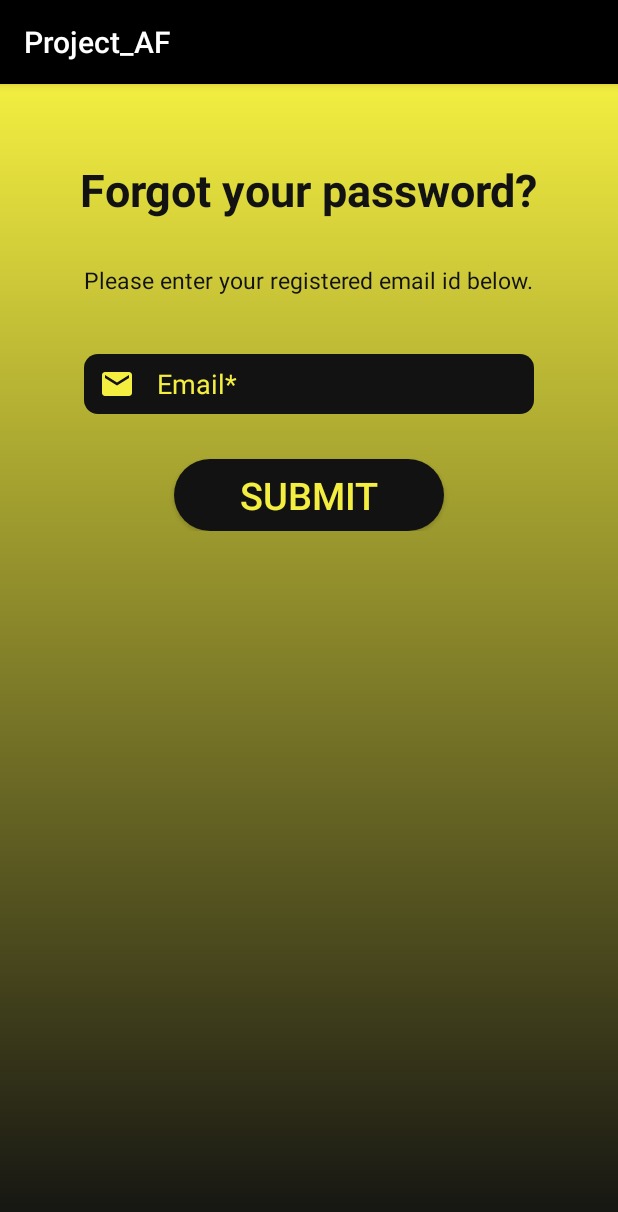
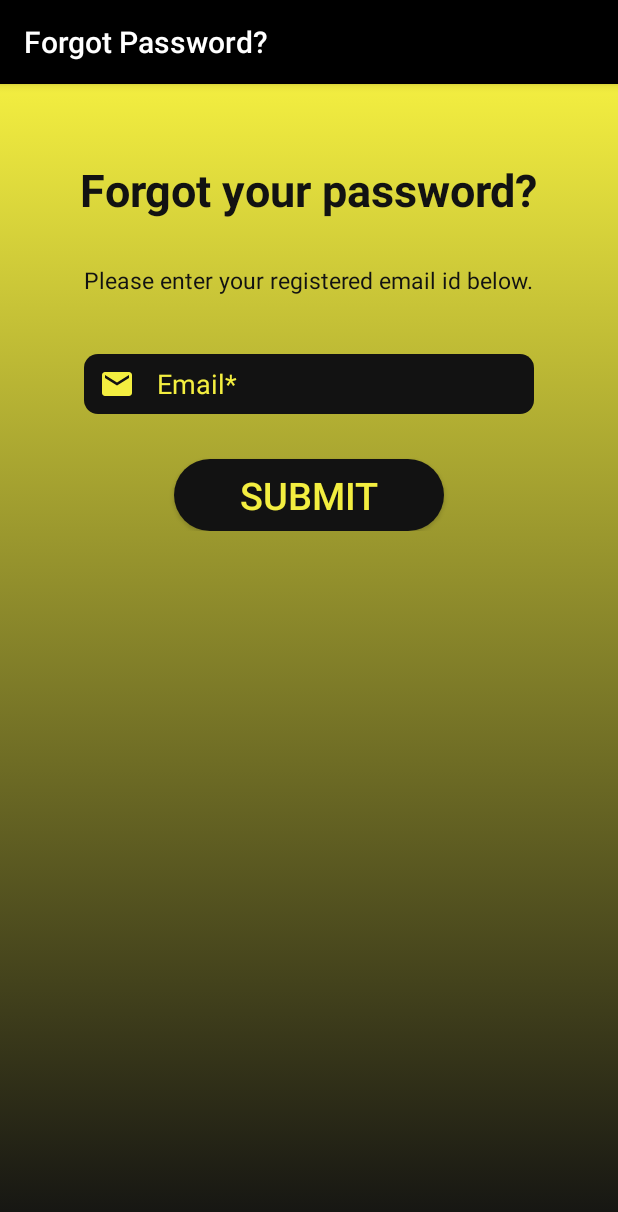
Before and after one commit to tejaspatel083/AllianceFrancaise, an Android app: the ForgotPasswordFragment screen opened through its navigation route, on a phone screen of 412 x 824 dp. Shown: the top 1212 px of the screen. Run offline under Robolectric (Android 15) with nearby library versions, the phone set to English and light mode, and no system bars.

Commit message:
Titlebar updated

```diff
--- a/app/src/main/AndroidManifest.xml
+++ b/app/src/main/AndroidManifest.xml
@@ -4,7 +4,7 @@
 
     <application
         android:allowBackup="true"
-        android:icon="@mipmap/ic_launcher"
+        android:icon="@drawable/icon"
         android:label="@string/app_name"
         android:roundIcon="@mipmap/ic_launcher_round"
         android:supportsRtl="true"
--- a/app/src/main/java/com/example/project_af/ForgotPasswordFragment.java
+++ b/app/src/main/java/com/example/project_af/ForgotPasswordFragment.java
@@ -71,6 +71,7 @@ public class ForgotPasswordFragment extends Fragment {
     public void onViewCreated(@NonNull View view, @Nullable Bundle savedInstanceState) {
         super.onViewCreated(view, savedInstanceState);
 
+        getActivity().setTitle("Forgot Password?");
         btnSubmit = view.findViewById(R.id.ForgotSubmitBtn);
 
         View.OnClickListener navigate1 = Navigation.createNavigateOnClickListener(R.id.action_forgotPasswordFragment_to_loginFragment2);
--- a/app/src/main/java/com/example/project_af/LevelsFragment.java
+++ b/app/src/main/java/com/example/project_af/LevelsFragment.java
@@ -17,7 +17,7 @@ public class LevelsFragment extends Fragment {
     public View onCreateView(@NonNull LayoutInflater inflater, @Nullable ViewGroup container, @Nullable Bundle savedInstanceState) {
 
         View view =  inflater.inflate(R.layout.fragment_levels,container,false);
-        getActivity().setTitle("Home");
+        getActivity().setTitle("Levels");
 
         return view;
     }
--- a/app/src/main/java/com/example/project_af/LoginFragment.java
+++ b/app/src/main/java/com/example/project_af/LoginFragment.java
@@ -2,6 +2,7 @@ package com.example.project_af;
 
 import android.content.Context;
 import android.content.Intent;
+import android.graphics.Color;
 import android.net.Uri;
 import android.os.Bundle;
 
@@ -58,6 +59,11 @@ public class LoginFragment extends Fragment {
     public void onViewCreated(@NonNull View view, @Nullable Bundle savedInstanceState) {
         super.onViewCreated(view, savedInstanceState);
 
+        String color = "#F3EE40";
+        int c = Color.parseColor(color);
+
+        getActivity().setTitle("Login");
+        getActivity().setTitleColor(c);
         btnLogin = view.findViewById(R.id.MainLoginBtn);
         txtForgotPassword = view.findViewById(R.id.MainForgotPassword);
         txtSignup = view.findViewById(R.id.MainSignup);
--- a/app/src/main/java/com/example/project_af/PurposeFragment.java
+++ b/app/src/main/java/com/example/project_af/PurposeFragment.java
@@ -16,7 +16,7 @@ class PurposeFragment extends Fragment {
     public View onCreateView(@NonNull LayoutInflater inflater, @Nullable ViewGroup container, @Nullable Bundle savedInstanceState) {
 
         View view =  inflater.inflate(R.layout.fragment_purpose,container,false);
-        getActivity().setTitle("Home");
+        getActivity().setTitle("Purpose of Learning");
 
 
         return view;
--- a/app/src/main/java/com/example/project_af/SignupFragment.java
+++ b/app/src/main/java/com/example/project_af/SignupFragment.java
@@ -65,6 +65,7 @@ public class SignupFragment extends Fragment {
     public void onViewCreated(@NonNull View view, @Nullable Bundle savedInstanceState) {
         super.onViewCreated(view, savedInstanceState);
 
+        getActivity().setTitle("Signup");
         btnSignup = view.findViewById(R.id.CreateBtn);
         txtLogin = view.findViewById(R.id.LoginText);
 
--- a/app/src/main/res/layout/fragment_login.xml
+++ b/app/src/main/res/layout/fragment_login.xml
@@ -13,6 +13,8 @@
             <RelativeLayout
                 android:layout_width="match_parent"
                 android:layout_height="match_parent">
+
+
 
                 <ImageView
                     android:layout_width="200dp"
```
Also changed, not shown: app/src/main/res/values/styles.xml (+7 -0 lines).
